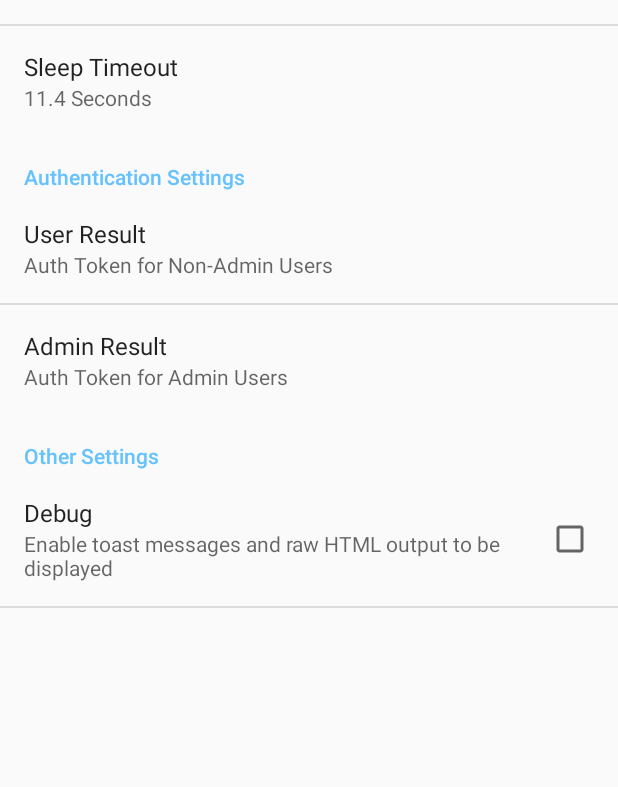
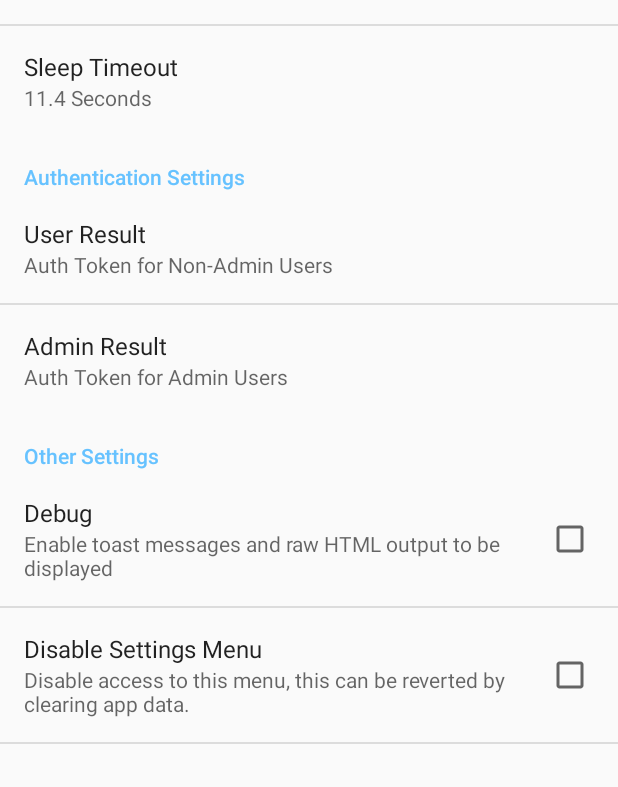
Before and after one commit to jamenlang/GarageaTrois, an Android app: the SettingsActivity screen opened directly, with no data from a screen before it, on a phone screen of 412 x 824 dp, the part 449-1236 px from its top. Run offline under Robolectric (Android 15) with nearby library versions, the phone set to English and light mode, and no system bars.

Commit message:
Merge branch 'master' of https://github.com/jamenlang/GarageaTrois
Conflicts:
	app/src/main/res/values/strings.xml

```diff
--- a/app/src/main/java/com/airlim/garagetrois/MainActivity.java
+++ b/app/src/main/java/com/airlim/garagetrois/MainActivity.java
@@ -277,8 +277,9 @@ public class MainActivity extends Activity implements NumberPicker.OnValueChange
         Boolean disablesettings = Client_Functions.getPrefBool("disablesettings", getApplicationContext());
         if(!disablesettings) {
             getMenuInflater().inflate(R.menu.main, menu);
+            return true;
         }
-        return true;
+        return false;
     }
 
     @Override
--- a/app/src/main/res/values/strings.xml
+++ b/app/src/main/res/values/strings.xml
@@ -30,4 +30,5 @@
     <string name="wait_for_server">Waiting for server&#8230;</string>
     <string name="pref_title_debug">Debug</string>
     <string name="action_settings">Settings</string>
+    <string name="pref_description_disablesettings">Disable access to this menu, this can be reverted by clearing app data.</string>
 </resources>
--- a/app/src/main/res/values/strings_activity_settings.xml
+++ b/app/src/main/res/values/strings_activity_settings.xml
@@ -37,4 +37,5 @@
     <string name="pref_header_server_settings">Server Settings</string>
     <string name="pref_header_other_settings">Other Settings</string>
     <string name="pref_description_debug">Enable toast messages and raw HTML output to be displayed</string>
+    <string name="pref_title_disablesettings">Disable Settings Menu</string>
 </resources>
--- a/app/src/main/res/xml/pref_other_settings.xml
+++ b/app/src/main/res/xml/pref_other_settings.xml
@@ -4,6 +4,12 @@
         android:key="debug"
         android:title="@string/pref_title_debug"
         android:summary="@string/pref_description_debug"
+        android:defaultValue="false" />
+
+    <CheckBoxPreference
+        android:key="disablesettings"
+        android:title="@string/pref_title_disablesettings"
+        android:summary="@string/pref_description_disablesettings"
         android:defaultValue="false" />
 
     <!-- NOTE: EditTextPreference accepts EditText attributes. -->
```
